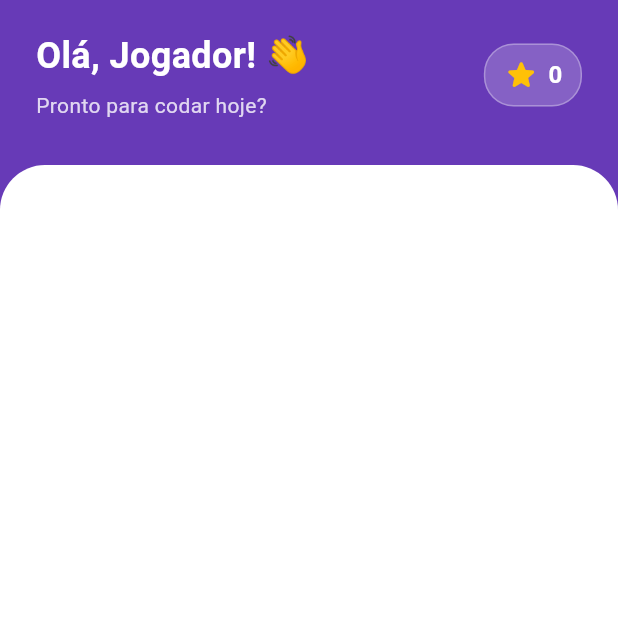
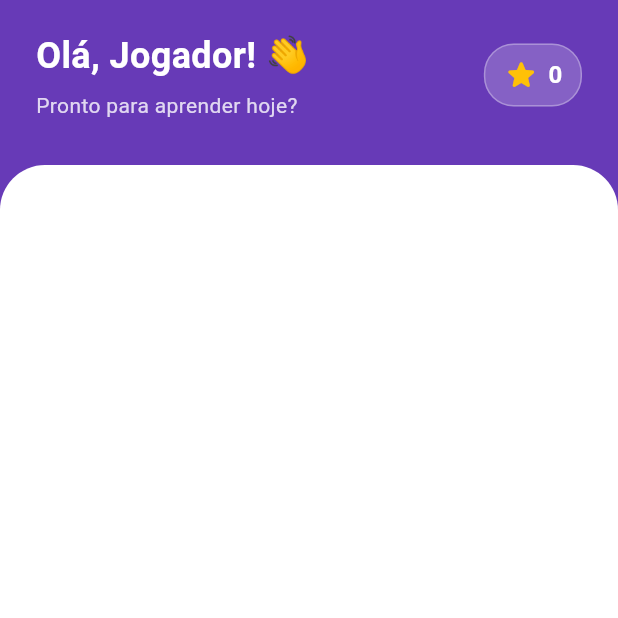
Before and after one commit to jornadev/code-for-fun, a Flutter app: the HomeScreen screen opened directly, on a phone screen of 412 x 824 dp, the top half of it. Run offline on Flutter 3.47's test engine with Material 3 defaults, Android fonts, the phone set to English and light mode, and no system bars; our stand-ins replace cloud_firestore, firebase_auth, firebase_core, google_sign_in, image_picker, shared_preferences; accounts and stored records are empty.

Commit message:
Ajuste de palavras, projeto concluido

```diff
--- a/lib/screens/home_screen.dart
+++ b/lib/screens/home_screen.dart
@@ -192,7 +192,7 @@ class _HomeScreenState extends State<HomeScreen> {
                   ),
                   const SizedBox(height: 6),
                   Text(
-                    'Pronto para codar hoje?',
+                    'Pronto para aprender hoje?',
                     style: TextStyle(
                       color: Colors.white.withOpacity(0.8),
                       fontSize: 14,
--- a/lib/screens/lesson_screen.dart
+++ b/lib/screens/lesson_screen.dart
@@ -174,7 +174,7 @@ class _LessonScreenState extends State<LessonScreen> {
                 const SizedBox(height: 12),
 
                 Text(
-                  'Você concluiu a lição e ganhou +10 XP!',
+                  'Você concluiu a lição e ganhou +70 XP!',
                   textAlign: TextAlign.center,
                   style: TextStyle(
                     fontSize: 16,
```
